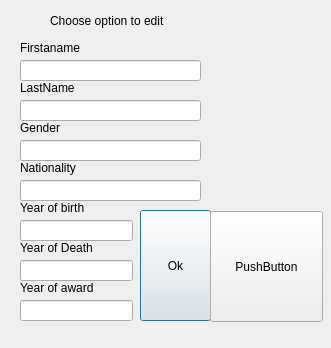
Above: Gui-Vln-2016/editscientist.ui from ivark16/Vln-2016 before the change. Below: the same form after it.
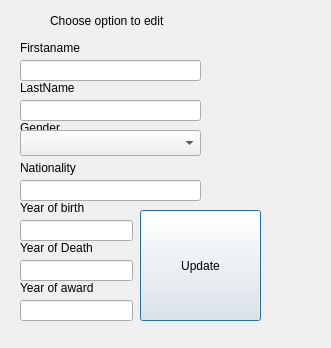
That is the form after the change.

Patch:
```diff
--- a/Gui-Vln-2016/editscientist.ui
+++ b/Gui-Vln-2016/editscientist.ui
@@ -28,12 +28,12 @@
     <rect>
      <x>140</x>
      <y>210</y>
-     <width>71</width>
+     <width>121</width>
      <height>111</height>
     </rect>
    </property>
    <property name="text">
-    <string>Ok</string>
+    <string>Update</string>
    </property>
   </widget>
   <widget class="QLabel" name="AddScientistlabel">
@@ -59,16 +59,6 @@
     </rect>
    </property>
   </widget>
-  <widget class="QLineEdit" name="lineEditGender">
-   <property name="geometry">
-    <rect>
-     <x>20</x>
-     <y>140</y>
-     <width>181</width>
-     <height>21</height>
-    </rect>
-   </property>
-  </widget>
   <widget class="QLineEdit" name="lineEditNationality">
    <property name="geometry">
     <rect>
@@ -200,18 +190,15 @@
     </rect>
    </property>
   </widget>
-  <widget class="QPushButton" name="pushButton_2">
+  <widget class="QComboBox" name="genderSelectBox">
    <property name="geometry">
     <rect>
-     <x>210</x>
-     <y>211</y>
-     <width>113</width>
-     <height>111</height>
+     <x>20</x>
+     <y>130</y>
+     <width>181</width>
+     <height>26</height>
     </rect>
    </property>
-   <property name="text">
-    <string>PushButton</string>
-   </property>
   </widget>
  </widget>
  <resources/>
```
Left out of the diff: 2 changed lines with no effect on the pictures.
